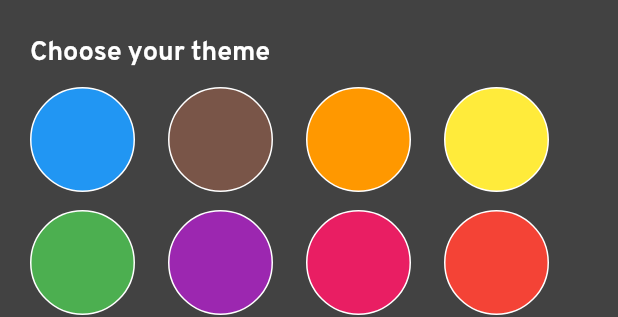
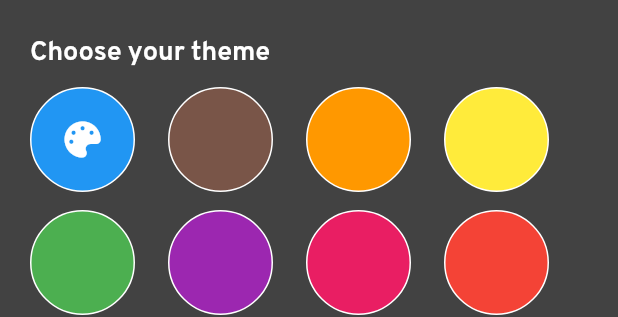
Before and after one commit to JAYTARPARA/Firebase-Demo-App, a Flutter app: the ThemeSetting widget shown alone on an empty page, opened directly with empty values, on a phone screen of 412 x 824 dp. Shown: the top 317 px of the screen. Run offline on Flutter 3.47's test engine with Material 2 defaults, Android fonts, the phone set to English and light mode, and no system bars; drawn by our look-alikes of flutter_switch; our stand-ins replace circular_profile_avatar, cloud_firestore, country_code_picker, dynamic_theme, email_validator, firebase_auth and 11 more; missing offline and left inert: firebase_in_app_messaging, foldable_sidebar, unicorndial; accounts and stored records are empty.

```diff
--- a/lib/screens/theme_setting.dart
+++ b/lib/screens/theme_setting.dart
@@ -26,7 +26,7 @@ class _ThemeSettingState extends State<ThemeSetting> {
   Firestore firestore = Firestore.instance;
   final GoogleSignIn googleSignIn = GoogleSignIn();
   var userid = "";
-  var currentThemeColor = "";
+  var currentThemeColor = "blue";
   FSBStatus drawerStatus = FSBStatus.FSB_CLOSE;
   bool userPrivacy = false;
   bool loadPrivacy = true;
@@ -80,7 +80,7 @@ class _ThemeSettingState extends State<ThemeSetting> {
 
   Future getTheme() async {
     var setColor = await Common().readData("theme");
-    if (setColor == null) {
+    if (setColor == null || setColor == "") {
       setState(() {
         currentThemeColor = "blue";
       });
```
